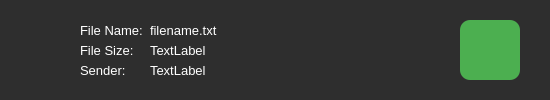
Endairion/FYP, file card.ui: the form before one commit.
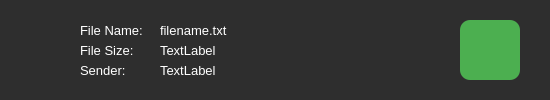
The form after the commit. Icons and pictures are not drawn.

```diff
--- a/card.ui
+++ b/card.ui
@@ -74,7 +74,7 @@
      <rect>
       <x>80</x>
       <y>20</y>
-      <width>65</width>
+      <width>70</width>
       <height>20</height>
      </rect>
     </property>
@@ -95,7 +95,7 @@
      <rect>
       <x>80</x>
       <y>60</y>
-      <width>65</width>
+      <width>70</width>
       <height>20</height>
      </rect>
     </property>
@@ -114,9 +114,9 @@
    <widget class="QLabel" name="filename">
     <property name="geometry">
      <rect>
-      <x>150</x>
+      <x>160</x>
       <y>20</y>
-      <width>300</width>
+      <width>290</width>
       <height>20</height>
      </rect>
     </property>
@@ -140,7 +140,7 @@
      <rect>
       <x>80</x>
       <y>40</y>
-      <width>65</width>
+      <width>70</width>
       <height>20</height>
      </rect>
     </property>
@@ -159,9 +159,9 @@
    <widget class="QLabel" name="sender">
     <property name="geometry">
      <rect>
-      <x>150</x>
+      <x>160</x>
       <y>60</y>
-      <width>300</width>
+      <width>290</width>
       <height>20</height>
      </rect>
     </property>
@@ -214,9 +214,9 @@
    <widget class="QLabel" name="fileSize">
     <property name="geometry">
      <rect>
-      <x>150</x>
+      <x>160</x>
       <y>40</y>
-      <width>300</width>
+      <width>290</width>
       <height>20</height>
      </rect>
     </property>
```
